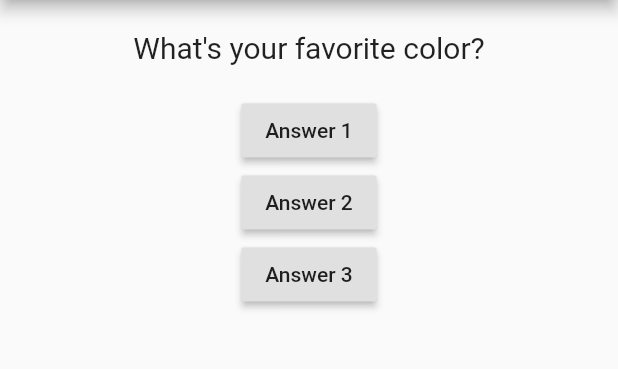
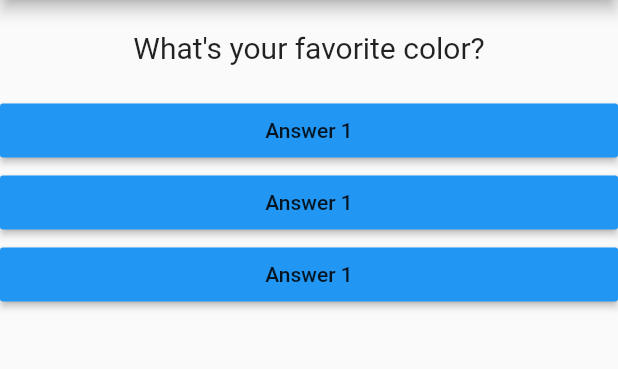
Before and after one commit to bhavikvashi1804/flutter-quiz, a Flutter app: the screen it shows after launch, on a phone screen of 412 x 824 dp, the part 84-453 px from its top. Run offline on Flutter 3.47's test engine with Material 2 defaults, Android fonts, the phone set to English and light mode, and no system bars.

Commit message:
Answer separated widget

```diff
--- /dev/null
+++ b/lib/answer.dart
@@ -0,0 +1,19 @@
+import 'package:flutter/material.dart';
+
+class Answer extends StatelessWidget {
+
+  final Function selectHandler;
+  Answer(this.selectHandler);
+
+  @override
+  Widget build(BuildContext context) {
+    return Container(
+      width: double.infinity,
+      child: RaisedButton(
+        child: Text('Answer 1'),
+        color: Colors.blue,
+        onPressed: selectHandler ,
+      ),
+    );
+  }
+}
--- a/lib/main.dart
+++ b/lib/main.dart
@@ -1,6 +1,7 @@
 import 'package:flutter/material.dart';
 
 import './question.dart';
+import './answer.dart';
 
 void main() => runApp(MyApp());
 
@@ -52,18 +53,9 @@ class _MyHomePageState extends State<MyHomePage> {
         child: Column(
           children: <Widget>[
             QuestionWidget(_questions[_questionIndex]),
-            RaisedButton(
-              onPressed:_answerQ,
-              child: Text("Answer 1"),
-            ),
-            RaisedButton(
-              onPressed:_answerQ,
-              child: Text("Answer 2"),
-            ),
-            RaisedButton(
-              onPressed:_answerQ,
-              child: Text("Answer 3"),
-            ),
+            Answer(_answerQ),
+            Answer(_answerQ),
+            Answer(_answerQ),
           ],
         ),
       ),
```
